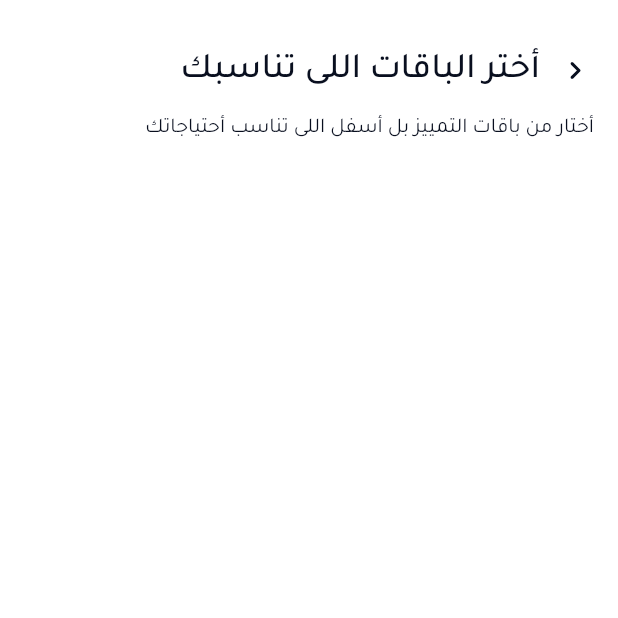
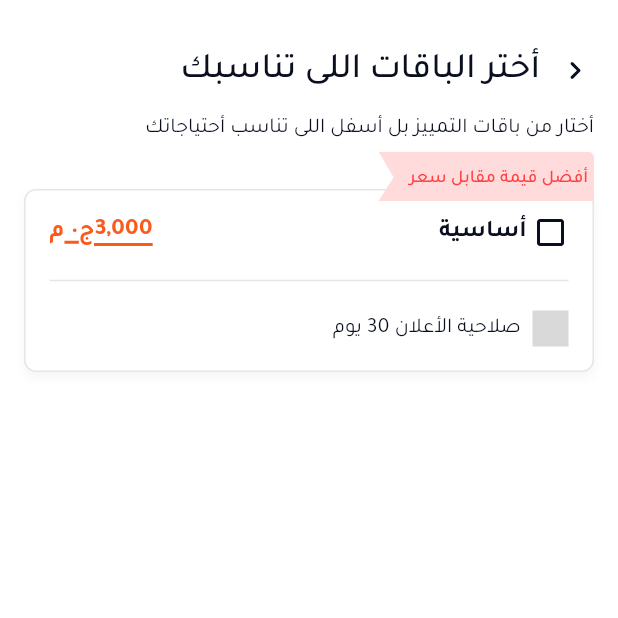
Before and after one commit to Korya25/itlegend_flutter_challenge_mahmoud_mohamed, a Flutter app: the PlansView screen opened by its route, on a phone screen of 412 x 824 dp, the top half of it. Run offline on Flutter 3.47's test engine with Material 3 defaults, Android fonts, the light colour scheme and no system bars; our stand-ins replace flutter_bloc, flutter_svg, get_it, go_router, sqflite; accounts and stored records are empty.

Commit message:
add plans card header

```diff
--- a/lib/core/style/font/app_text_styles.dart
+++ b/lib/core/style/font/app_text_styles.dart
@@ -87,4 +87,9 @@ class AppTextStyles {
     color: AppColors.textAndIconPrimary,
     weight: FontWeightHelper.regular,
   );
+  static TextStyle font16Bold() => custom(
+    size: 16,
+    color: AppColors.textAndIconPrimary,
+    weight: FontWeightHelper.bold,
+  );
 }
--- a/lib/features/plans_selected/presentation/view/plans_view.dart
+++ b/lib/features/plans_selected/presentation/view/plans_view.dart
@@ -1,4 +1,5 @@
 import 'package:flutter/material.dart';
+import 'package:itlegend_flutter_challenge/features/plans_selected/presentation/widgets/plans_card.dart';
 import 'package:itlegend_flutter_challenge/features/plans_selected/presentation/widgets/plans_view_header.dart';
 
 class PlansView extends StatelessWidget {
@@ -11,11 +12,13 @@ class PlansView extends StatelessWidget {
         child: Padding(
           padding: const EdgeInsets.symmetric(horizontal: 16),
           child: Column(
+            crossAxisAlignment: CrossAxisAlignment.end,
             children: [
               // Plans Header
               SizedBox(height: 30),
               PlansViewHeader(),
-              //
+              SizedBox(height: 30),
+              PlansCard(),
             ],
           ),
         ),
--- /dev/null
+++ b/lib/features/plans_selected/presentation/widgets/plan_offer_badge.dart
@@ -0,0 +1,26 @@
+import 'package:flutter/material.dart';
+import 'package:flutter_svg/svg.dart';
+import 'package:itlegend_flutter_challenge/core/constants/app_assets.dart';
+import 'package:itlegend_flutter_challenge/core/style/font/app_text_styles.dart';
+
+class PlanOfferBadge extends StatelessWidget {
+  const PlanOfferBadge({super.key});
+
+  @override
+  Widget build(BuildContext context) {
+    return Stack(
+      children: [
+        SvgPicture.asset(AppAssets.planOfferBadge, height: 33),
+        Positioned(
+          right: 4,
+          bottom: 0,
+          top: 10,
+          child: Text(
+            'أفضل قيمة مقابل سعر',
+            style: AppTextStyles.font12Medium(color: Color(0xffFF4144)),
+          ),
+        ),
+      ],
+    );
+  }
+}
--- /dev/null
+++ b/lib/features/plans_selected/presentation/widgets/plans_card.dart
@@ -0,0 +1,41 @@
+// ignore_for_file: deprecated_member_use
+
+import 'package:flutter/material.dart';
+import 'package:itlegend_flutter_challenge/core/style/theme/app_colors.dart';
+import 'package:itlegend_flutter_challenge/features/plans_selected/presentation/widgets/plans_card_body.dart';
+import 'plan_offer_badge.dart';
+
+class PlansCard extends StatelessWidget {
+  const PlansCard({super.key});
+
+  @override
+  Widget build(BuildContext context) {
+    return Stack(
+      clipBehavior: Clip.none,
+      children: [
+        // Card
+        Container(
+          width: double.infinity,
+          padding: const EdgeInsets.all(16),
+          decoration: ShapeDecoration(
+            color: AppColors.backPrimary,
+            shape: RoundedRectangleBorder(
+              side: BorderSide(width: 1, color: Colors.black.withOpacity(0.1)),
+              borderRadius: BorderRadius.circular(8),
+            ),
+            shadows: const [
+              BoxShadow(
+                color: Color(0x0A090F1F),
+                blurRadius: 5,
+                offset: Offset(0, 4),
+              ),
+            ],
+          ),
+          child: PlansCardBody(),
+        ),
+        // Banner
+        const Positioned(top: -25, right: 0, child: PlanOfferBadge()),
+      ],
+    );
+  }
+}
--- /dev/null
+++ b/lib/features/plans_selected/presentation/widgets/plans_card_body.dart
@@ -0,0 +1,43 @@
+// ignore_for_file: deprecated_member_use
+import 'package:flutter/material.dart';
+import 'package:itlegend_flutter_challenge/features/plans_selected/presentation/widgets/plans_card_header.dart';
+
+class PlansCardBody extends StatelessWidget {
+  const PlansCardBody({super.key});
+
+  @override
+  Widget build(BuildContext context) {
+    return Column(
+      spacing: 12,
+      mainAxisAlignment: MainAxisAlignment.spaceBetween,
+      children: [
+        // Header
+        PlansCardHeader(),
+
+        // Devider
+        Divider(color: Colors.black.withOpacity(0.1), thickness: 1),
+
+        // Detail
+        Row(
+          mainAxisAlignment: MainAxisAlignment.end,
+          children: [
+            Text(
+              'صلاحية الأعلان 30 يوم',
+              style: const TextStyle(
+                color: Color(0xFF090F1F),
+                fontSize: 14,
+                fontFamily: 'Tajawal',
+              ),
+            ),
+            const SizedBox(width: 8),
+            Container(
+              width: 24,
+              height: 24,
+              decoration: const BoxDecoration(color: Color(0xFFD9D9D9)),
+            ),
+          ],
+        ),
+      ],
+    );
+  }
+}
--- /dev/null
+++ b/lib/features/plans_selected/presentation/widgets/plans_card_header.dart
@@ -0,0 +1,73 @@
+import 'package:flutter/material.dart';
+import 'package:itlegend_flutter_challenge/core/style/font/app_text_styles.dart';
+import 'package:itlegend_flutter_challenge/core/style/theme/app_colors.dart';
+import 'package:itlegend_flutter_challenge/core/utils/context_exstions.dart';
+import 'package:itlegend_flutter_challenge/features/plans_selected/presentation/widgets/plans_card_title_check_box.dart';
+
+class PlansCardHeader extends StatelessWidget {
+  const PlansCardHeader({super.key});
+
+  @override
+  Widget build(BuildContext context) {
+    return Row(
+      mainAxisAlignment: MainAxisAlignment.spaceBetween,
+      crossAxisAlignment: CrossAxisAlignment.center,
+      children: [
+        Row(
+          children: [
+            Text(
+              'م',
+              style: AppTextStyles.font16Bold().copyWith(
+                color: AppColors.textAndIconOrange,
+              ),
+            ),
+            Container(
+              margin: const EdgeInsets.only(bottom: 3),
+              decoration: const BoxDecoration(
+                border: Border(
+                  bottom: BorderSide(
+                    color: AppColors.textAndIconOrange,
+                    width: 2,
+                  ),
+                ),
+              ),
+              child: Text(
+                ' .',
+                style: AppTextStyles.font16Bold().copyWith(
+                  color: AppColors.textAndIconOrange,
+                  height: 1.0,
+                ),
+              ),
+            ),
+
+            Text(
+              'ج',
+              style: AppTextStyles.font16Bold().copyWith(
+                color: AppColors.textAndIconOrange,
+              ),
+            ),
+            Container(
+              margin: const EdgeInsets.only(bottom: 0),
+              decoration: const BoxDecoration(
+                border: Border(
+                  bottom: BorderSide(
+                    color: AppColors.textAndIconOrange,
+                    width: 2,
+                  ),
+                ),
+              ),
+              child: Text(
+                3000.formattedPrice,
+                style: AppTextStyles.font16Bold().copyWith(
+                  color: AppColors.textAndIconOrange,
+                  height: 1.0,
+                ),
+              ),
+            ),
+          ],
+        ),
+        PlansCardTitleCheckBox(),
+      ],
+    );
+  }
+}
--- /dev/null
+++ b/lib/features/plans_selected/presentation/widgets/plans_card_title_check_box.dart
@@ -0,0 +1,44 @@
+import 'package:flutter/material.dart';
+import 'package:flutter_svg/svg.dart';
+import 'package:itlegend_flutter_challenge/core/constants/app_assets.dart';
+import 'package:itlegend_flutter_challenge/core/style/font/app_text_styles.dart';
+import 'package:itlegend_flutter_challenge/core/style/theme/app_colors.dart';
+
+class PlansCardTitleCheckBox extends StatefulWidget {
+  const PlansCardTitleCheckBox({super.key});
+
+  @override
+  State<PlansCardTitleCheckBox> createState() => _PlansCardTitleCheckBoxState();
+}
+
+class _PlansCardTitleCheckBoxState extends State<PlansCardTitleCheckBox> {
+  bool isSelected = false;
+
+  @override
+  Widget build(BuildContext context) {
+    return Row(
+      spacing: 4,
+      crossAxisAlignment: CrossAxisAlignment.center,
+      mainAxisAlignment: MainAxisAlignment.center,
+      children: [
+        Text(
+          'أساسية',
+          style: AppTextStyles.font16Bold().copyWith(
+            color: isSelected
+                ? AppColors.primary
+                : AppColors.textAndIconPrimary,
+          ),
+        ),
+        GestureDetector(
+          onTap: () {
+            isSelected = !isSelected;
+            setState(() {});
+          },
+          child: SvgPicture.asset(
+            isSelected ? AppAssets.checbkoxActive : AppAssets.checbkoxDisable,
+          ),
+        ),
+      ],
+    );
+  }
+}
```
